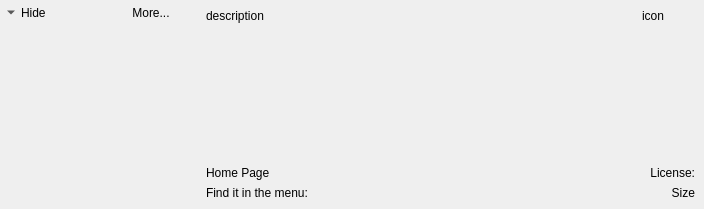
Above: ApperKCM/PackageDetails.ui from KDE/apper before the change. Below: the same form after it.
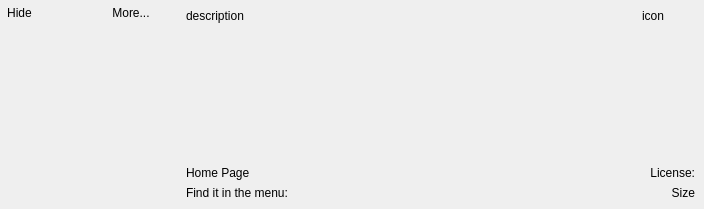
That is the form after the change. Custom widgets are drawn as their Qt base class.

Commit message: Make hide button more clear BUG:263309

```diff
--- a/ApperKCM/PackageDetails.ui
+++ b/ApperKCM/PackageDetails.ui
@@ -364,9 +364,6 @@
      <property name="autoRaise">
       <bool>true</bool>
      </property>
-     <property name="arrowType">
-      <enum>Qt::DownArrow</enum>
-     </property>
     </widget>
    </item>
    <item row="0" column="2">
```
The commit also changes 3 other files.
